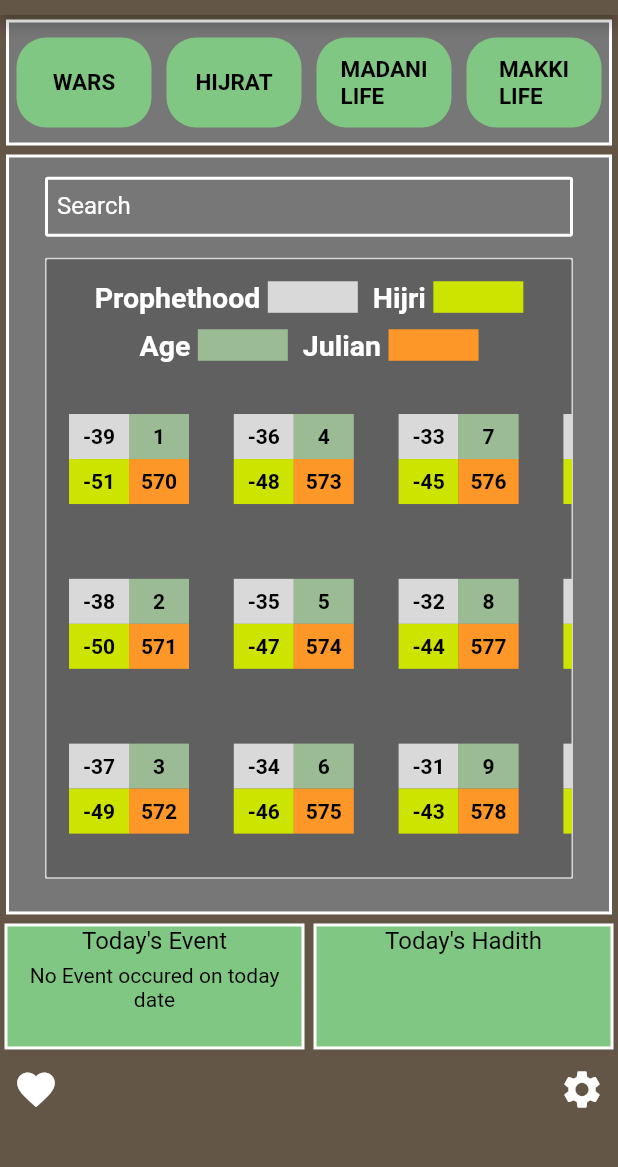
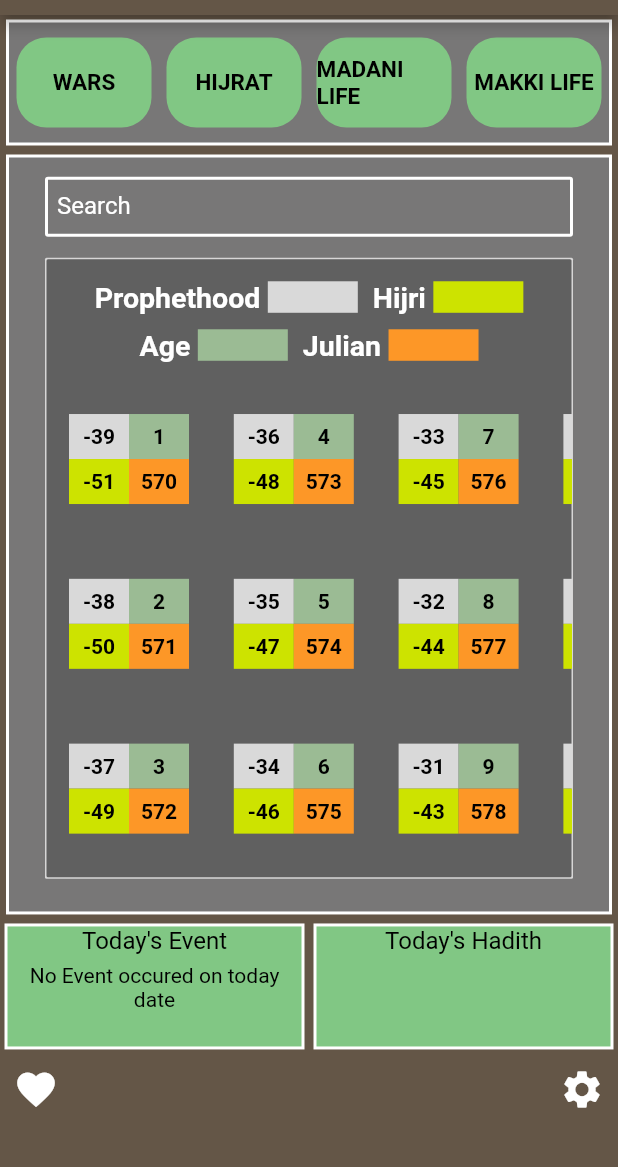
Before and after one commit to asadullah43/following-the-prophet, a Flutter app: the screen it shows after launch, on a phone screen of 412 x 824 dp, the part 69-1236 px from its top. Run offline on Flutter 3.47's test engine with Material 2 defaults, Android fonts, the light colour scheme and no system bars; our stand-ins replace cloud_firestore, firebase_auth, firebase_core, firebase_storage, flutter_switch, fluttertoast and 4 more; accounts and stored records are empty.

Commit message:
hadees done

```diff
--- a/lib/Screens/home/components/hijrath_screen.dart
+++ b/lib/Screens/home/components/hijrath_screen.dart
@@ -73,7 +73,7 @@ class _HijrathState extends State<Hijrath> {
                                       width: MediaQuery.of(context).size.width *
                                           (0.90),
                                       decoration: BoxDecoration(
-                                          color: Colors.white,
+                                          color: Colors.white70,
                                           borderRadius:
                                               BorderRadius.circular(10)),
                                       child: ListTile(
--- a/lib/Screens/home/components/madniLife_screen.dart
+++ b/lib/Screens/home/components/madniLife_screen.dart
@@ -73,7 +73,7 @@ class _MadniLifeState extends State<MadniLife> {
                                       width: MediaQuery.of(context).size.width *
                                           (0.90),
                                       decoration: BoxDecoration(
-                                          color: Colors.brown,
+                                          color: Colors.white70,
                                           borderRadius:
                                               BorderRadius.circular(10)),
                                       child: ListTile(
--- a/lib/Screens/home/components/makkiLife_screen.dart
+++ b/lib/Screens/home/components/makkiLife_screen.dart
@@ -73,7 +73,7 @@ class _MakkiLifeState extends State<MakkiLife> {
                                       width: MediaQuery.of(context).size.width *
                                           (0.90),
                                       decoration: BoxDecoration(
-                                          color: Colors.white,
+                                          color: Colors.white70,
                                           borderRadius:
                                               BorderRadius.circular(10)),
                                       child: ListTile(
--- a/lib/Screens/home/components/quickButton.dart
+++ b/lib/Screens/home/components/quickButton.dart
@@ -19,8 +19,8 @@ class QuickButton extends StatelessWidget {
         children: [
           ButtonLayout(text: 'WARS'),
           ButtonLayout(text: 'HIJRAT'),
-          ButtonLayout(text: 'MADANI\nLIFE'),
-          ButtonLayout(text: 'MAKKI\nLIFE'),
+          ButtonLayout(text: 'MADANI LIFE'),
+          ButtonLayout(text: 'MAKKI LIFE'),
         ],
       ),
     );
--- a/lib/Screens/home/components/wars_screen.dart
+++ b/lib/Screens/home/components/wars_screen.dart
@@ -77,7 +77,7 @@ class _WarsState extends State<Wars> {
                                           (0.90),
                                       decoration: BoxDecoration(
                                           // color: Color(0xFF787777),
-                                          color: Colors.white,
+                                          color: Colors.white70,
                                           borderRadius:
                                               BorderRadius.circular(10)),
                                       child: ListTile(
--- a/lib/appbar.dart
+++ b/lib/appbar.dart
@@ -626,6 +626,7 @@ class _MyAppBar extends State<MyAppBar> {
       hadees = await _db.getHadees(id);
     } else {
       prefs.setInt('hadeesId', 1);
+      setCurrentDate();
       var c = await _db.getHadees(1);
       setState(() {
         hadees = c;
--- a/lib/helper/database.dart
+++ b/lib/helper/database.dart
@@ -69,7 +69,7 @@ class Database {
     //   prefs.setInt("today", 0);
 
     // }
-    if (resul.docs.last['id'] < id) {
+    if (resul.docs.length < id) {
       prefs.setInt('hadeesId', 1);
 
       var result = await FirebaseFirestore.instance
```
